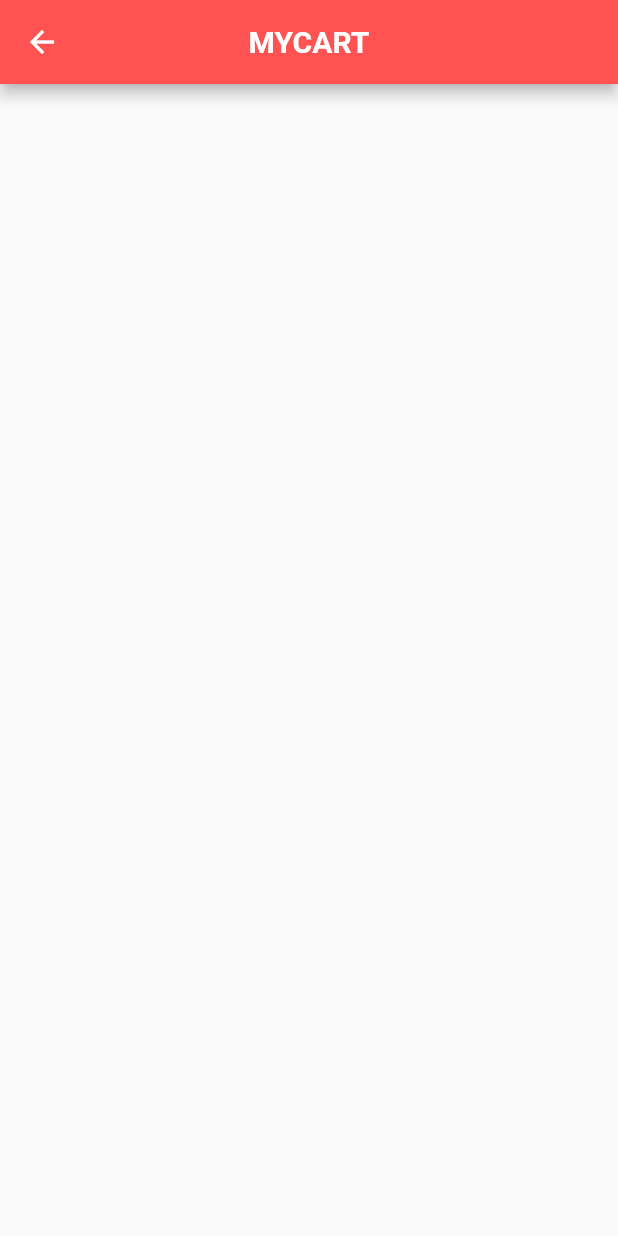
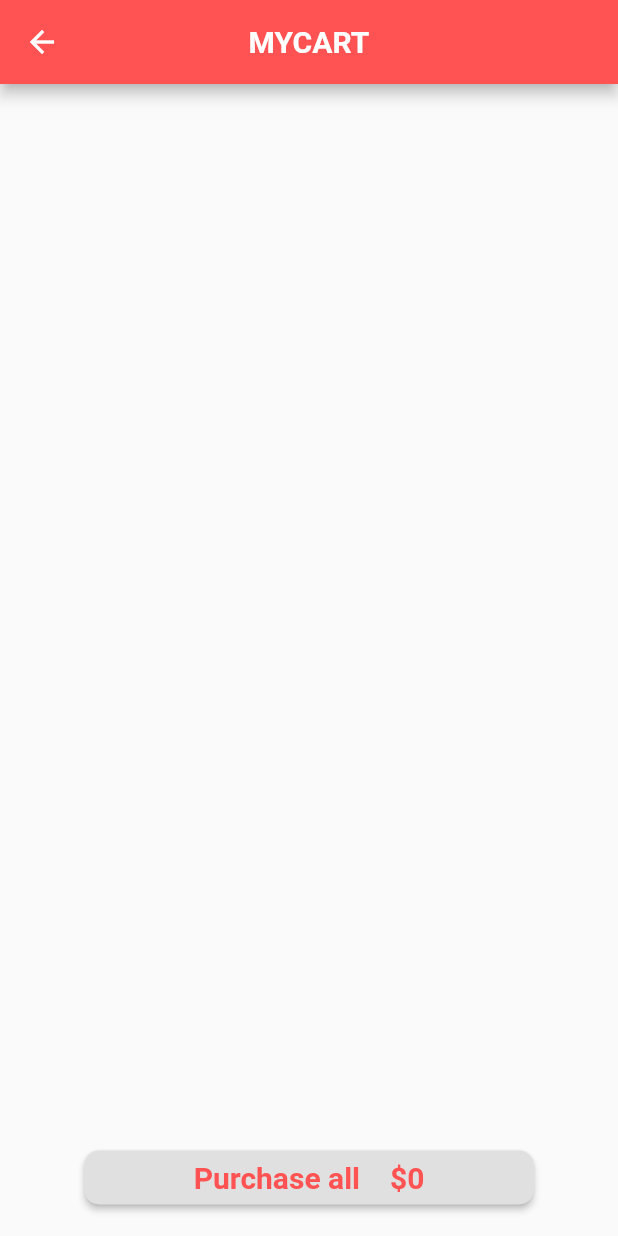
Before and after one commit to mosaber7/Software2_project_flutter, a Flutter app: the Shoppage screen opened directly, after a tap on the "shopping cart" icon, on a phone screen of 412 x 824 dp. Run offline on Flutter 3.47's test engine with Material 2 defaults, Android fonts, the phone set to English and light mode, and no system bars.

```diff
--- a/software2_project/lib/ItemScreen.dart
+++ b/software2_project/lib/ItemScreen.dart
@@ -20,7 +20,7 @@ class ItemScreen extends StatelessWidget {
             child: Image.asset(p.image),
           ),
           Text(
-            products[0].title,
+            p.title,
             style: TextStyle(
               fontWeight: FontWeight.bold,
               color: Colors.redAccent[200],
--- a/software2_project/lib/cartpage.dart
+++ b/software2_project/lib/cartpage.dart
@@ -43,18 +43,6 @@ class Build_CartPage_body extends StatefulWidget {
 class _Build_CartPage_bodyState extends State<Build_CartPage_body> {
   @override
   Widget build(BuildContext context) {
-    if (widget.myprducts.isEmpty) {
-      return Column(
-        children: <Widget>[
-          Text('you have not added anything yet!',
-              style: TextStyle(
-                fontWeight: FontWeight.bold,
-                color: Colors.grey[50],
-                fontSize: 20,
-              ))
-        ],
-      );
-    } else {
     return Column(
       children: [
         SizedBox(
@@ -75,10 +63,30 @@ class _Build_CartPage_bodyState extends State<Build_CartPage_body> {
             ),
           ),
         ),
-          Text(getprice(widget.myprducts).toString())
+        Container(
+          width: 330,
+          padding: EdgeInsets.fromLTRB(15, 0, 15, 15),
+          child: RaisedButton(
+            onPressed: () {
+              //bot working*******
+              setState(() {
+                widget.myprducts.clear();
+              });
+            },
+            shape:
+                RoundedRectangleBorder(borderRadius: BorderRadius.circular(10)),
+            child: Text(
+              'Purchase all    ' + '\$' + getprice(widget.myprducts).toString(),
+              style: TextStyle(
+                fontWeight: FontWeight.bold,
+                color: Colors.redAccent[200],
+                fontSize: 20,
+              ),
+            ),
+          ),
+        ),
       ],
     );
-    }
   }
 
   int getprice(List<Product> l) {
--- a/software2_project/lib/product.dart
+++ b/software2_project/lib/product.dart
@@ -45,14 +45,14 @@ List<Product> products = [
       color: Color(0xFFE6B398)),
   Product(
       id: 5,
-      title: "Office Code",
+      title: "red valvet",
       price: 234,
       size: 12,
       image: "assets/bag_5.png",
       color: Color(0xFFFB7883)),
   Product(
     id: 6,
-    title: "Office Code",
+    title: "laptop",
     price: 234,
     size: 12,
     image: "assets/bag_6.png",
```
Also changed, not shown: software2_project/lib/shoppage.dart (+44 -1 lines). Lines whose indentation alone changed are shown as unchanged.
